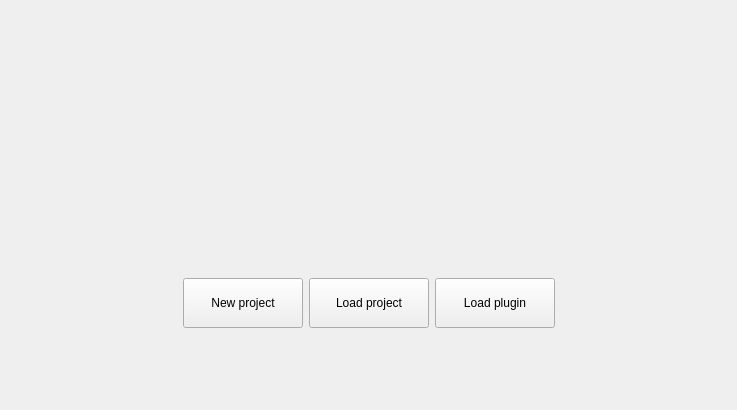
The window that OMOptim/GUI/Widgets/WidgetProjectInfos.ui (lmoresco/OpenModelica) describes before a commit, drawn with Qt 5.
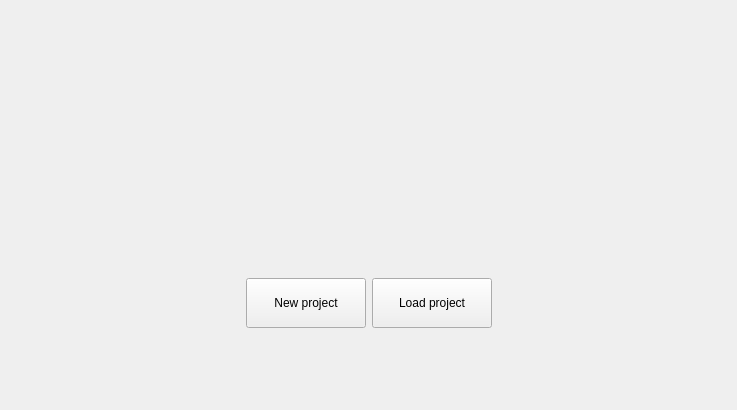
The same window after the commit. Icons and pictures are not drawn.

Diff of the .ui file:
```diff
--- a/OMOptim/GUI/Widgets/WidgetProjectInfos.ui
+++ b/OMOptim/GUI/Widgets/WidgetProjectInfos.ui
@@ -69,7 +69,7 @@
         </property>
        </spacer>
       </item>
-      <item row="0" column="4">
+      <item row="0" column="3">
        <spacer name="horizontalSpacer_2">
         <property name="orientation">
          <enum>Qt::Horizontal</enum>
@@ -82,26 +82,9 @@
         </property>
        </spacer>
       </item>
-      <item row="1" column="0" colspan="5">
+      <item row="1" column="0" colspan="4">
        <layout class="QVBoxLayout" name="layoutRecents"/>
       </item>
-      <item row="0" column="3">
-       <widget class="QPushButton" name="pushLoadPlugin">
-        <property name="minimumSize">
-         <size>
-          <width>120</width>
-          <height>50</height>
-         </size>
-        </property>
-        <property name="text">
-         <string>Load plugin</string>
-        </property>
-        <property name="icon">
-         <iconset resource="../Resources/OMOptim.qrc">
-          <normaloff>:/Settings</normaloff>:/Settings</iconset>
-        </property>
-       </widget>
-      </item>
      </layout>
     </widget>
    </item>
```
